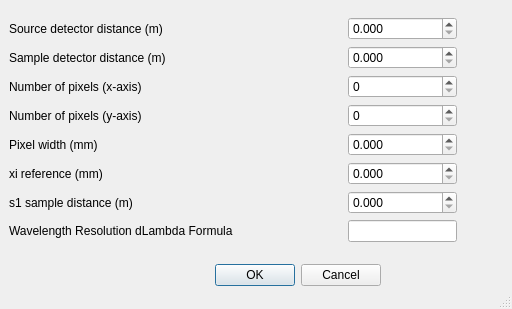
This is src/refred/interfaces/instrument_settings.ui in neutrons/RefRed as Qt 5 draws it before an edit. The edited form follows.
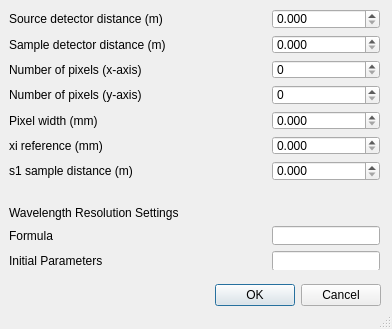
This is the edited form.

What changed in the file:
```diff
--- a/src/refred/interfaces/instrument_settings.ui
+++ b/src/refred/interfaces/instrument_settings.ui
@@ -9,8 +9,8 @@
    <rect>
     <x>0</x>
     <y>0</y>
-    <width>512</width>
-    <height>309</height>
+    <width>392</width>
+    <height>329</height>
    </rect>
   </property>
   <property name="windowTitle">
@@ -26,7 +26,7 @@
    <property name="geometry">
     <rect>
      <x>10</x>
-     <y>260</y>
+     <y>280</y>
      <width>371</width>
      <height>31</height>
     </rect>
@@ -43,8 +43,8 @@
     <rect>
      <x>9</x>
      <y>9</y>
-     <width>448</width>
-     <height>241</height>
+     <width>371</width>
+     <height>261</height>
     </rect>
    </property>
    <layout class="QVBoxLayout" name="verticalLayout">
@@ -270,13 +270,33 @@
        </spacer>
       </item>
     <item row="7" column="0">
+       <spacer name="horizontalSpacer_1">
+        <property name="orientation">
+         <enum>Qt::Horizontal</enum>
+        </property>
+        <property name="sizeHint" stdset="0">
+         <size>
+          <width>40</width>
+          <height>20</height>
+         </size>
+        </property>
+       </spacer>
+      </item>
+    <item row="8" column="0">
        <widget class="QLabel" name="label_7">
         <property name="text">
-         <string>Wavelength Resolution dLambda Formula</string>
+         <string>Wavelength Resolution Settings</string>
         </property>
        </widget>
       </item>
-     <item row="7" column="2">
+    <item row="9" column="0">
+       <widget class="QLabel" name="label_7">
+        <property name="text">
+         <string>Formula</string>
+        </property>
+       </widget>
+      </item>
+     <item row="9" column="2">
        <spacer name="horizontalSpacer_7">
         <property name="orientation">
          <enum>Qt::Horizontal</enum>
@@ -289,10 +309,34 @@
         </property>
        </spacer>
       </item>
-    <item row="7" column="3" columnspace="3">
+    <item row="9" column="3">
        <widget class="QLineEdit" name="wavelength_resolution_dLambda_formula">
        </widget>
       </item>
+    <item row="10" column="0">
+       <widget class="QLabel" name="label_8">
+        <property name="text">
+         <string>Initial Parameters</string>
+        </property>
+       </widget>
+      </item>
+     <item row="10" column="2">
+       <spacer name="horizontalSpacer_8">
+        <property name="orientation">
+         <enum>Qt::Horizontal</enum>
+        </property>
+        <property name="sizeHint" stdset="0">
+         <size>
+          <width>40</width>
+          <height>20</height>
+         </size>
+        </property>
+       </spacer>
+      </item>
+    <item row="10" column="3">
+       <widget class="QLineEdit" name="wavelength_resolution_initial_parameters">
+       </widget>
+      </item>
      </layout>
     </item>
    </layout>
```
